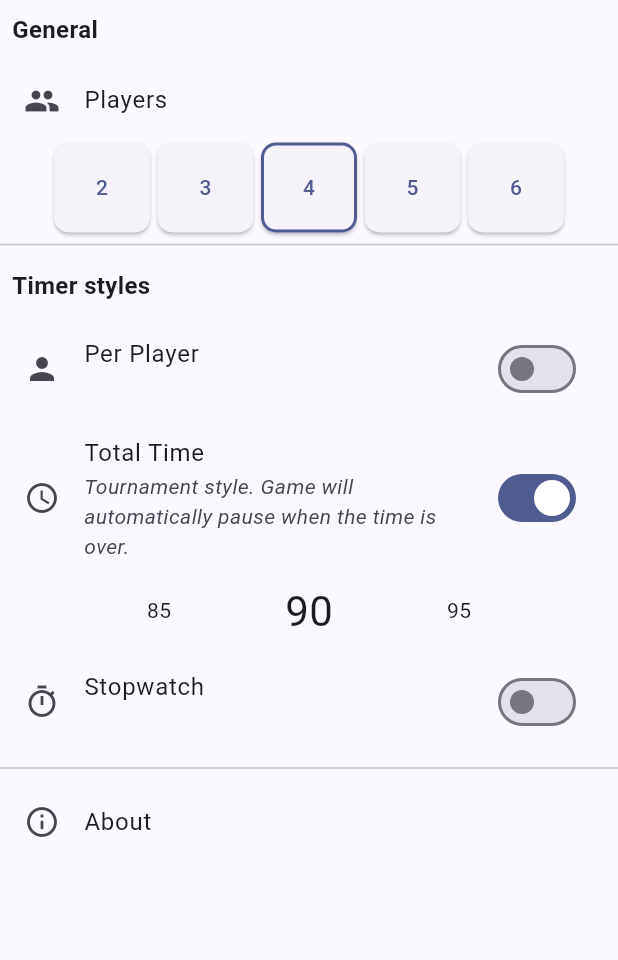
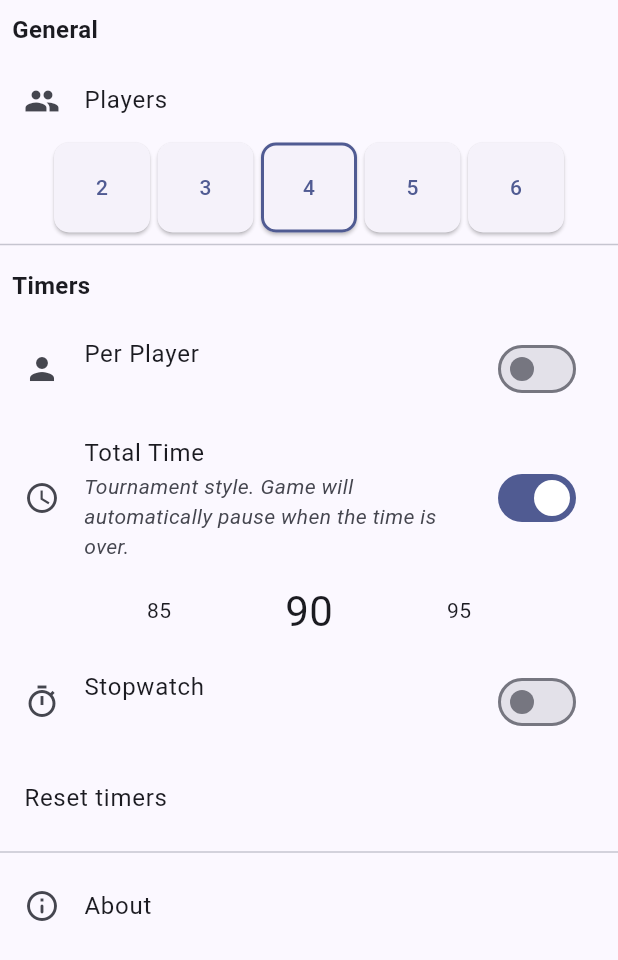
Before and after one commit to Jerakin/MTG-Clock, a Flutter app: the SettingsScreen widget shown alone on an empty page, opened directly, on a phone screen of 412 x 824 dp. Shown: the top 960 px of the screen. Run offline on Flutter 3.47's test engine with Material 2 defaults, Android fonts, the phone set to English and light mode, and no system bars; drawn by our look-alikes of numberpicker; our stand-ins replace adaptive_dialog, auto_size_text, shared_preferences; accounts and stored records are empty.

Commit message:
feat: reset timers

```diff
--- a/lib/settings.dart
+++ b/lib/settings.dart
@@ -47,7 +47,7 @@ class _SettingsScreenState extends State<SettingsScreen> {
               children: [
                 const _CustomListTile(
                   title: "Players",
-                  icon: Icons.people,
+                  icon: const Icon(Icons.people),
                 ),
                 Align(
                   child: Row(
@@ -64,7 +64,7 @@ class _SettingsScreenState extends State<SettingsScreen> {
                       numberButton(context, appModel, appSettings, 6),
                     ]
                   )
-                )
+                ),
                 // _CustomListTile(
                 //   title: "Dark theme",
                 //   icon: Icons.dark_mode,
@@ -81,11 +81,11 @@ class _SettingsScreenState extends State<SettingsScreen> {
             ),
             const Divider(),
             _SingleSection(
-              title: "Timer styles",
+              title: "Timers",
               children: [
                 _CustomListTile(
                     title: "Per Player",
-                    icon: Icons.person,
+                    icon: const Icon(Icons.person),
                     subtitleWidget: Visibility(
                         visible: appSettings.selectedTimer == 1,
                         child: const Text(
@@ -128,7 +128,7 @@ class _SettingsScreenState extends State<SettingsScreen> {
                     )),
                 _CustomListTile(
                     title: "Total Time",
-                    icon: Icons.watch_later_outlined,
+                    icon: const Icon(Icons.watch_later_outlined),
                     subtitleWidget: Visibility(
                         visible: appSettings.selectedTimer == 2,
                         child: const Text(
@@ -171,7 +171,7 @@ class _SettingsScreenState extends State<SettingsScreen> {
                     )),
                 _CustomListTile(
                     title: "Stopwatch",
-                    icon: Icons.timer_sharp,
+                    icon: const Icon(Icons.timer_sharp),
                     subtitleWidget: Visibility(
                         visible: appSettings.selectedTimer == 3,
                         child: const Text(
@@ -184,6 +184,16 @@ class _SettingsScreenState extends State<SettingsScreen> {
                             appSettings.setSelectedTimerStyle(3);
                           });
                         })),
+                _CustomListTile(
+                  title: "Reset timers",
+                  onTap:   () async {
+                    await showOkCancelAlertDialog(
+                      context: context,
+                      title: 'Warning',
+                      message: 'This will reset the current game.',
+                    ).then((result) => dialogCallback(result, appModel, appSettings, appSettings.playerCount));},
+                ),
+
               ],
             ),
             const Divider(),
@@ -191,7 +201,7 @@ class _SettingsScreenState extends State<SettingsScreen> {
               children: [
                 _CustomListTile(
                   title: "About",
-                  icon: Icons.info_outline_rounded,
+                  icon: const Icon(Icons.info_outline_rounded),
                   onTap: () async {
                     await showOkCancelAlertDialog(
                       context: context,
@@ -241,14 +251,14 @@ ElevatedButton numberButton(BuildContext context, MyAppModel appModel,
 class _CustomListTile extends StatelessWidget {
   final String title;
   final Widget? subtitleWidget;
-  final IconData icon;
+  final Icon? icon;
   final Widget? trailing;
   final Function? onTap;
 
   const _CustomListTile(
       {Key? key,
       required this.title,
-      required this.icon,
+      this.icon,
       this.trailing,
       this.subtitleWidget,
       this.onTap})
@@ -259,7 +269,7 @@ class _CustomListTile extends StatelessWidget {
     return ListTile(
       subtitle: subtitleWidget,
       title: Text(title),
-      leading: Icon(icon),
+      leading: icon,
       trailing: trailing,
       onTap: () {
         if (onTap != null) onTap!();
```
